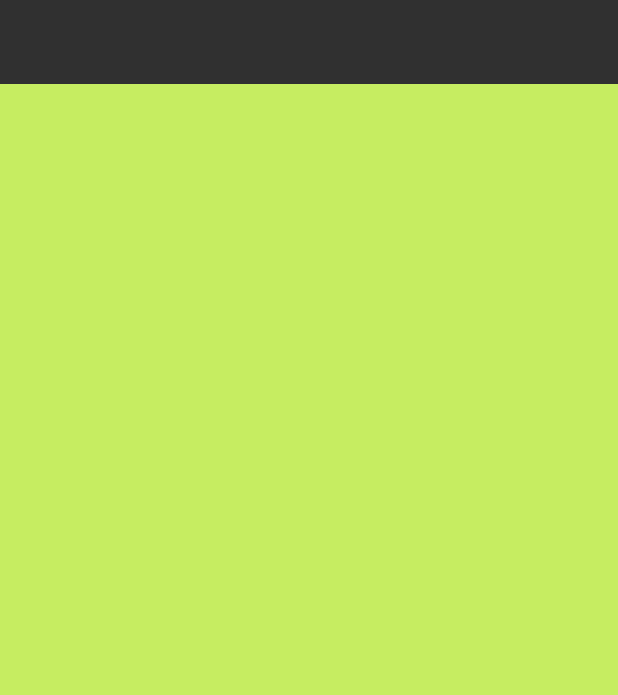
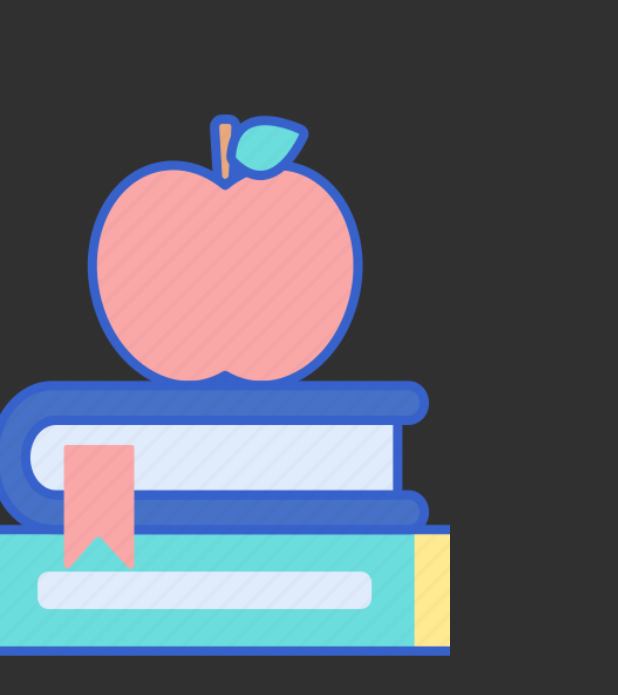
Before and after one commit to ahmethakanyldrm/flutter_learn, a Flutter app: the screen it shows after launch, on a phone screen of 412 x 824 dp. Shown: the top 695 px of the screen. Run offline on Flutter 3.47's test engine with Material 2 defaults, Android fonts, the phone set to English and light mode, and no system bars.

Commit message:
Stateless Widget - Padding - Card ve Image ile çalışıldı.

```diff
--- a/lib/101/container_sized_box_learn.dart
+++ b/lib/101/container_sized_box_learn.dart
@@ -6,6 +6,7 @@ class ContainerSizedBoxLearn extends StatelessWidget {
   @override
   Widget build(BuildContext context) {
     return Scaffold(
+
       appBar: AppBar(),
       body: Column(
         children: [
--- /dev/null
+++ b/lib/101/image_learn.dart
@@ -0,0 +1,39 @@
+import 'package:flutter/material.dart';
+
+class ImageLearn extends StatelessWidget {
+  const ImageLearn({super.key});
+
+  @override
+  Widget build(BuildContext context) {
+    return Scaffold(
+      appBar: AppBar(),
+      body: Column(
+        children: [
+          SizedBox(
+              height: 400,
+              width: 300,
+              child: PngImage(path: ImageItems().appleWithBook,),
+
+          ),
+        ],
+      ),
+    );
+  }
+}
+
+
+class ImageItems {
+  final String appleWithBook = "assets/png/apple.png";
+}
+
+class PngImage extends StatelessWidget {
+  const PngImage({super.key, required this.path});
+  final String path;
+  @override
+  Widget build(BuildContext context) {
+    return Image.asset(
+      path,
+      fit: BoxFit.cover,
+    );
+  }
+}
--- a/lib/main.dart
+++ b/lib/main.dart
@@ -1,12 +1,7 @@
 import 'package:flutter/material.dart';
-import 'package:flutter_learn/101/appBar.dart';
 import 'package:flutter_learn/101/color_learn.dart';
-import 'package:flutter_learn/101/container_sized_box_learn.dart';
-import 'package:flutter_learn/101/text_learn.dart';
 
-import '101/button_learn.dart';
-import '101/icon_learn.dart';
-import '101/scaffold_learn.dart';
+import '101/image_learn.dart';
 
 void main() {
   runApp(const MyApp());
@@ -28,13 +23,13 @@ class MyApp extends StatelessWidget {
             elevation: 0,
             centerTitle: true,
           ),
-      ),
+          cardTheme: CardTheme(color: Colors.red)),
       //(
 
       // colorScheme: ColorScheme.fromSeed(seedColor: Colors.deepOrangeAccent),
       // useMaterial3: true,
       // ),
-      home: ColorLearn(),
+      home: ImageLearn(),
     );
   }
 }
--- a/pubspec.yaml
+++ b/pubspec.yaml
@@ -59,8 +59,8 @@ flutter:
   uses-material-design: true
 
   # To add assets to your application, add an assets section, like this:
-  # assets:
-  #   - images/a_dot_burr.jpeg
+  assets:
+    - assets/png/
   #   - images/a_dot_ham.jpeg
 
   # An image asset can refer to one or more resolution-specific "variants", see
```
Also changed, not shown: lib/101/card_learn.dart (added, +47 -0 lines), lib/101/padding_learn.dart (added, +41 -0 lines), lib/101/stateless_learn.dart (added, +75 -0 lines), assets/png/apple.png (added), flutter_01.png (added). Lines whose indentation alone changed are shown as unchanged.
